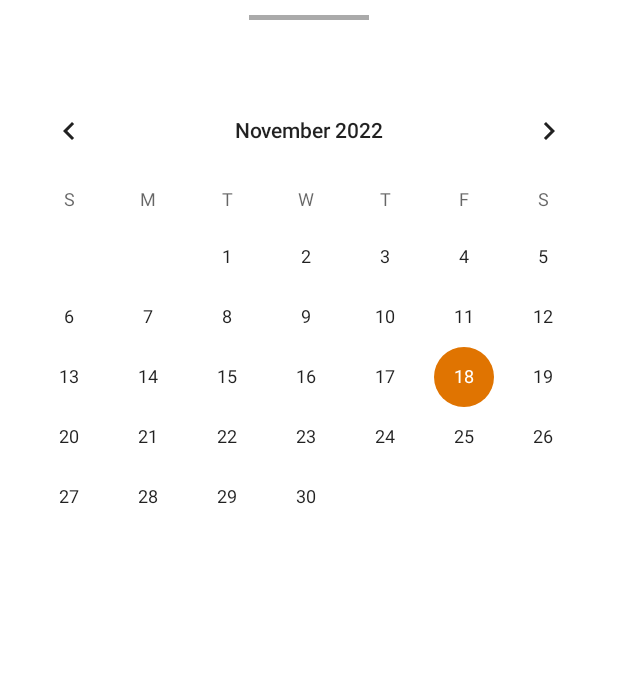
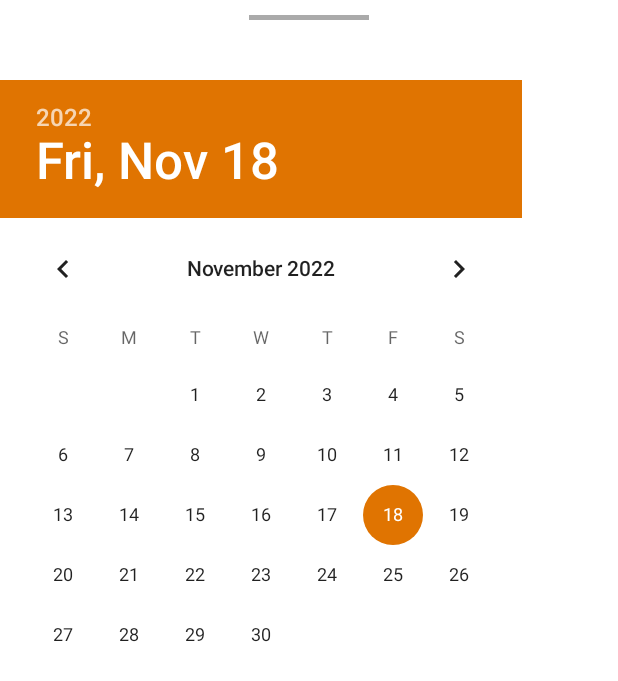
Before and after one commit to rytuks1337/RestoranasDabar, an Android app: the layout activity_menu_selector.xml on its own in the app's theme, with its tools: preview values and no code run, on a phone screen of 412 x 824 dp. Shown: the top 681 px of the screen. Run offline under Robolectric (Android 15) with nearby library versions, the phone set to English and light mode, and no system bars.

Commit message:
Siek tiek pakeitimu

```diff
--- a/app/src/main/java/com/example/restoranasdabar/Menu_selector.java
+++ b/app/src/main/java/com/example/restoranasdabar/Menu_selector.java
@@ -16,8 +16,6 @@ import com.google.android.material.bottomsheet.BottomSheetDialogFragment;
 
 public class Menu_selector extends BottomSheetDialogFragment {
 
-    ViewStub stub;
-
     public Menu_selector(){
 
     }
--- a/app/src/main/res/layout/activity_menu_selector.xml
+++ b/app/src/main/res/layout/activity_menu_selector.xml
@@ -16,7 +16,15 @@
         android:layout_marginBottom="40dp"
         android:layout_gravity="center_horizontal"/>
 
-    <include layout="@layout/activity_menu_selector_date" />
+    <DatePicker
+        android:id="@+id/date_picker"
+        android:layout_width="match_parent"
+        android:layout_height="wrap_content"
+        android:layout_gravity="center"
+        android:calendarViewShown="true"
+        android:spinnersShown="false" />
+
+
 
 
 </LinearLayout>
--- a/app/src/main/res/layout/top_restaurants.xml
+++ b/app/src/main/res/layout/top_restaurants.xml
@@ -13,6 +13,7 @@
         android:layout_alignParentEnd="true"
         android:layout_marginStart="50dp"
         android:layout_marginTop="16dp"
+        app:cardBackgroundColor="@color/white"
         android:layout_marginEnd="50dp"
         android:layout_marginBottom="30dp"
         app:cardCornerRadius="20dp"
```
